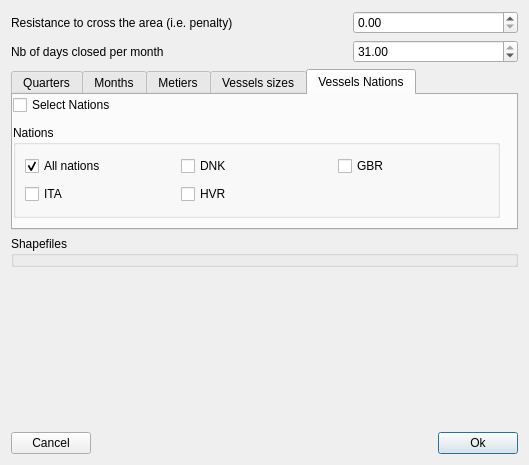
First picture: the form in qtgui/pathpenaltydialog.ui, repository frabas/DISPLACE_GUI, before the edit.
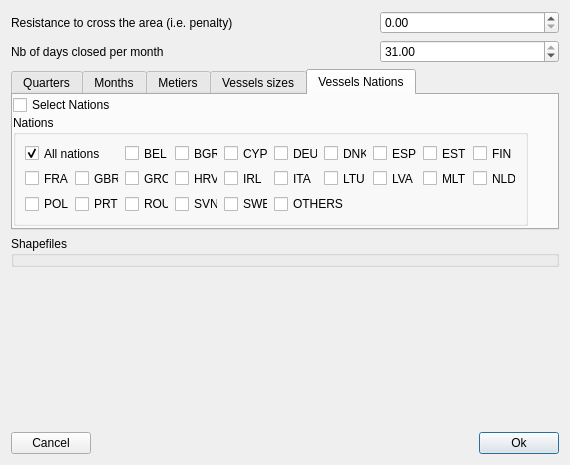
Second picture: the form after the edit.

Commit message: Add a possibility for nation-based closure areas (add all EU countries ISO coding)

The edit to the form file:
```diff
--- a/qtgui/pathpenaltydialog.ui
+++ b/qtgui/pathpenaltydialog.ui
@@ -6,7 +6,7 @@
    <rect>
     <x>0</x>
     <y>0</y>
-    <width>529</width>
+    <width>570</width>
     <height>465</height>
    </rect>
   </property>
@@ -256,50 +256,190 @@
        <property name="geometry">
         <rect>
          <x>0</x>
-         <y>30</y>
-         <width>487</width>
-         <height>93</height>
+         <y>20</y>
+         <width>515</width>
+         <height>111</height>
         </rect>
        </property>
        <property name="title">
         <string>Nations</string>
        </property>
-       <layout class="QGridLayout" name="gridLayout_7">
-        <item row="0" column="0">
-         <widget class="QCheckBox" name="cbNation0">
-          <property name="text">
-           <string>All nations</string>
-          </property>
-          <property name="checked">
-           <bool>true</bool>
-          </property>
-         </widget>
-        </item>
-        <item row="0" column="1">
+       <layout class="QGridLayout" name="gridLayout_5">
+        <item row="1" column="2">
          <widget class="QCheckBox" name="cbNation1">
           <property name="text">
-           <string>DNK</string>
+           <string>BEL</string>
           </property>
          </widget>
         </item>
-        <item row="0" column="2">
+        <item row="1" column="3">
          <widget class="QCheckBox" name="cbNation2">
           <property name="text">
-           <string>GBR</string>
+           <string>BGR</string>
           </property>
          </widget>
         </item>
-        <item row="1" column="0">
+        <item row="1" column="4">
          <widget class="QCheckBox" name="cbNation3">
           <property name="text">
-           <string>ITA</string>
+           <string>CYP</string>
           </property>
          </widget>
         </item>
-        <item row="1" column="1">
+        <item row="1" column="5">
          <widget class="QCheckBox" name="cbNation4">
           <property name="text">
-           <string>HVR</string>
+           <string>DEU</string>
+          </property>
+         </widget>
+        </item>
+        <item row="1" column="6">
+         <widget class="QCheckBox" name="cbNation5">
+          <property name="text">
+           <string>DNK</string>
+          </property>
+         </widget>
+        </item>
+        <item row="1" column="7">
+         <widget class="QCheckBox" name="cbNation6">
+          <property name="text">
+           <string>ESP</string>
+          </property>
+         </widget>
+        </item>
+        <item row="1" column="8">
+         <widget class="QCheckBox" name="cbNation7">
+          <property name="text">
+           <string>EST</string>
+          </property>
+         </widget>
+        </item>
+        <item row="1" column="9">
+         <widget class="QCheckBox" name="cbNation8">
+          <property name="text">
+           <string>FIN</string>
+          </property>
+         </widget>
+        </item>
+        <item row="2" column="0">
+         <widget class="QCheckBox" name="cbNation9">
+          <property name="text">
+           <string>FRA</string>
+          </property>
+         </widget>
+        </item>
+        <item row="2" column="1">
+         <widget class="QCheckBox" name="cbNation10">
+          <property name="text">
+           <string>GBR</string>
+          </property>
+         </widget>
+        </item>
+        <item row="2" column="2">
+         <widget class="QCheckBox" name="cbNation11">
+          <property name="text">
+           <string>GRC</string>
+          </property>
+         </widget>
+        </item>
+        <item row="2" column="3">
+         <widget class="QCheckBox" name="cbNation12">
+          <property name="text">
+           <string>HRV</string>
+          </property>
+         </widget>
+        </item>
+        <item row="2" column="4">
+         <widget class="QCheckBox" name="cbNation13">
+          <property name="text">
+           <string>IRL</string>
+          </property>
+         </widget>
+        </item>
+        <item row="2" column="5">
+         <widget class="QCheckBox" name="cbNation14">
+          <property name="text">
+           <string>ITA</string>
+          </property>
+         </widget>
+        </item>
+        <item row="2" column="6">
+         <widget class="QCheckBox" name="cbNation15">
+          <property name="text">
+           <string>LTU</string>
+          </property>
+         </widget>
+        </item>
+        <item row="2" column="7">
+         <widget class="QCheckBox" name="cbNation16">
+          <property name="text">
+           <string>LVA</string>
+          </property>
+         </widget>
+        </item>
+        <item row="2" column="8">
+         <widget class="QCheckBox" name="cbNation17">
+          <property name="text">
+           <string>MLT</string>
+          </property>
+         </widget>
+        </item>
+        <item row="2" column="9">
+         <widget class="QCheckBox" name="cbNation18">
+          <property name="text">
+           <string>NLD</string>
+          </property>
+         </widget>
+        </item>
+        <item row="3" column="0">
+         <widget class="QCheckBox" name="cbNation19">
+          <property name="text">
+           <string>POL</string>
+          </property>
+         </widget>
+        </item>
+        <item row="3" column="1">
+         <widget class="QCheckBox" name="cbNation20">
+          <property name="text">
+           <string>PRT</string>
+          </property>
+         </widget>
+        </item>
+        <item row="3" column="2">
+         <widget class="QCheckBox" name="cbNation21">
+          <property name="text">
+           <string>ROU</string>
+          </property>
+         </widget>
+        </item>
+        <item row="3" column="3">
+         <widget class="QCheckBox" name="cbNation22">
+          <property name="text">
+           <string>SVN</string>
+          </property>
+         </widget>
+        </item>
+        <item row="3" column="4">
+         <widget class="QCheckBox" name="cbNation23">
+          <property name="text">
+           <string>SWE</string>
+          </property>
+         </widget>
+        </item>
+        <item row="1" column="0" colspan="2">
+         <widget class="QCheckBox" name="cbNation0">
+          <property name="text">
+           <string>All nations</string>
+          </property>
+          <property name="checked">
+           <bool>true</bool>
+          </property>
+         </widget>
+        </item>
+        <item row="3" column="5" colspan="2">
+         <widget class="QCheckBox" name="cbNation24">
+          <property name="text">
+           <string>OTHERS</string>
           </property>
          </widget>
         </item>
```
The commit also changes 1 other file.
